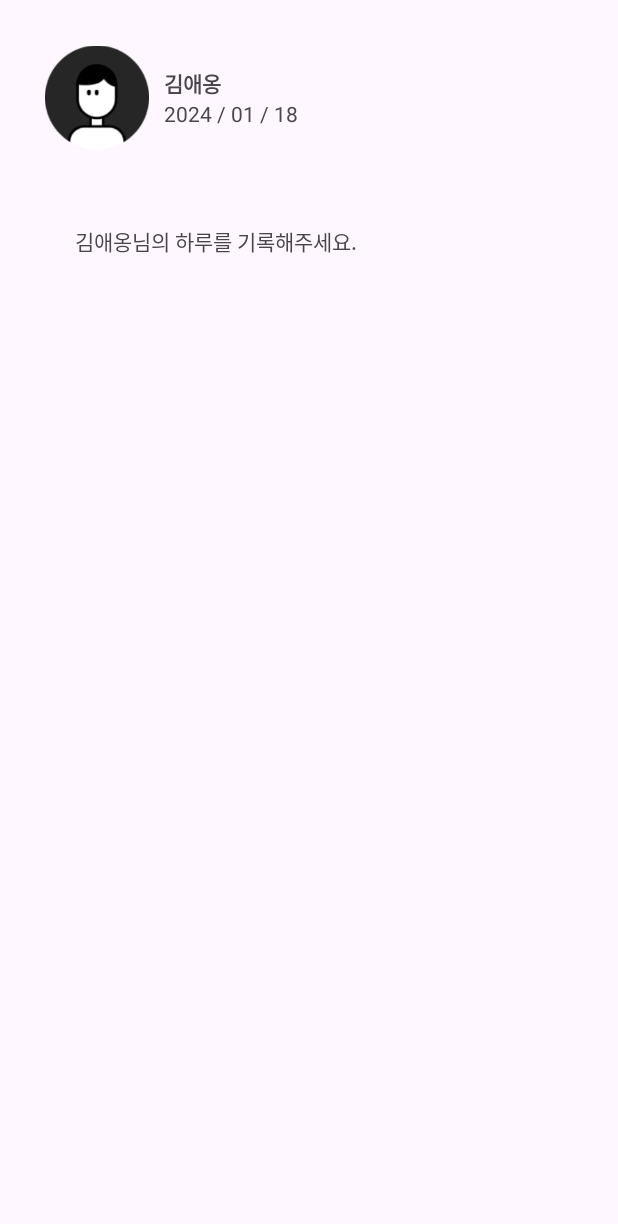
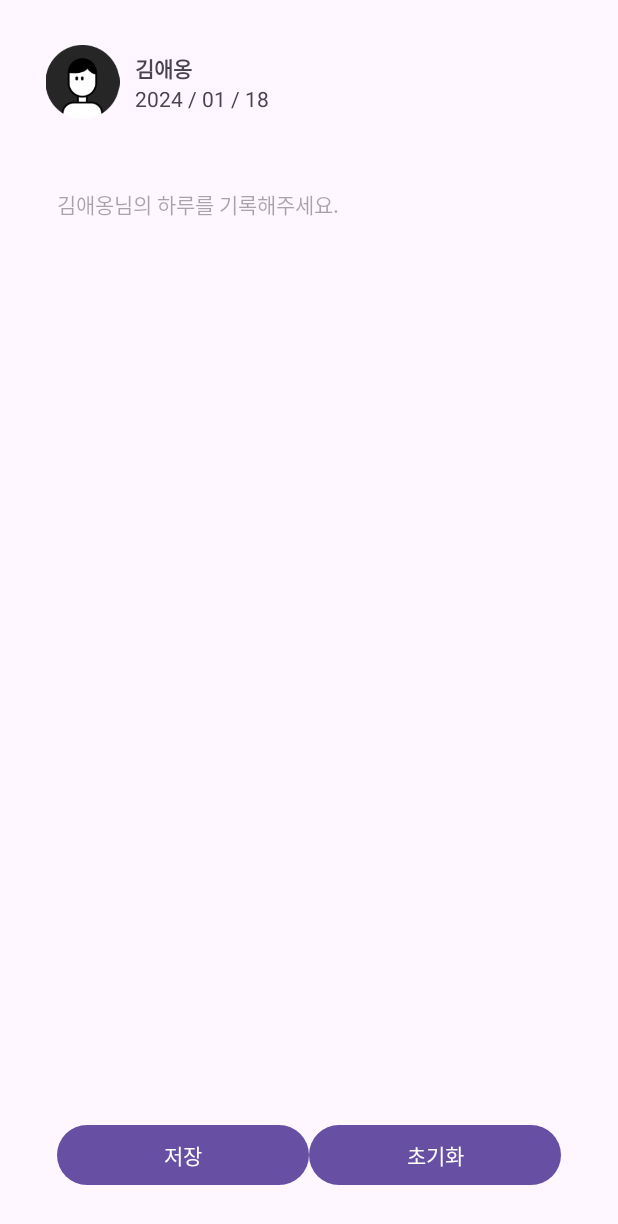
Before and after one commit to H2-AOAO/Android, an Android app: the fragment DiaryFragment shown on its own in the app's theme, on a phone screen of 412 x 824 dp. Shown: the top 1224 px of the screen. Run offline under Robolectric (Android 15) with nearby library versions, the phone set to English and light mode, and no system bars.

Commit message:
[FEAT] 저장 및 초기화 버튼 추가

```diff
--- a/app/src/main/java/kr/sesac/aoao/android/HomeActivity.kt
+++ b/app/src/main/java/kr/sesac/aoao/android/HomeActivity.kt
@@ -74,7 +74,7 @@ class HomeActivity : AppCompatActivity(){
         saveBtn=findViewById(R.id.saveBtn)
         deleteBtn=findViewById(R.id.deleteBtn)
         updateBtn=findViewById(R.id.updateBtn)
-        diaryContent=findViewById(R.id.diaryContent)
+        diaryContent=findViewById(R.id.diaryTextView)
 //        title=findViewById(R.id.title)
         contextEditText=findViewById(R.id.contextEditText)
 
--- a/app/src/main/res/layout/fragment_diary.xml
+++ b/app/src/main/res/layout/fragment_diary.xml
@@ -7,8 +7,8 @@
 
     <ImageView
         android:id="@+id/profile"
-        android:layout_width="69dp"
-        android:layout_height="70dp"
+        android:layout_width="50dp"
+        android:layout_height="49dp"
         android:layout_marginStart="30dp"
         android:layout_marginTop="30dp"
         app:layout_constraintStart_toStartOf="parent"
@@ -52,17 +52,57 @@
         android:layout_margin="30dp"
         >
 
-        <TextView
-            android:id="@+id/diaryContent"
-            android:layout_width="0dp"
-            android:layout_height="0dp"
-            android:text="김애옹님의 하루를 기록해주세요."
+        <EditText
+            android:id="@+id/diaryTextView"
+            android:layout_width="match_parent"
+            android:layout_height="match_parent"
+            android:gravity="left"
+            android:hint="김애옹님의 하루를 기록해주세요."
+            android:textAppearance="@style/TextAppearance.AppCompat.Small"
+            android:background="@null"
             app:layout_constraintBottom_toBottomOf="parent"
             app:layout_constraintEnd_toEndOf="parent"
             app:layout_constraintStart_toStartOf="parent"
             app:layout_constraintTop_toTopOf="parent"
-            android:layout_margin="20dp"
+            android:layout_marginStart="8dp"
+            android:layout_marginLeft="8dp"
+            android:layout_marginTop="16dp"
+            android:layout_marginEnd="8dp"
+            android:layout_marginRight="8dp"
             />
+
+        <LinearLayout
+            android:id="@+id/bottomButton"
+            android:layout_width="0dp"
+            android:layout_height="wrap_content"
+            app:layout_constraintStart_toStartOf="@id/diaryTextView"
+            app:layout_constraintEnd_toEndOf="@id/diaryTextView"
+            app:layout_constraintBottom_toBottomOf="@id/diaryTextView"
+            >
+
+            <Button
+                android:id="@+id/updateBtn"
+                android:layout_width="wrap_content"
+                android:layout_height="wrap_content"
+                android:text="저장"
+                android:layout_weight="1"
+                app:layout_constraintBottom_toBottomOf="@+id/diaryTextView"
+                app:layout_constraintEnd_toEndOf="@+id/diaryTextView"
+                app:layout_constraintStart_toStartOf="@+id/diaryTextView"
+                />
+
+            <Button
+                android:id="@+id/deleteBtn"
+                android:layout_width="wrap_content"
+                android:layout_height="wrap_content"
+                android:text="초기화"
+                android:layout_weight="1"
+                app:layout_constraintBottom_toBottomOf="@+id/diaryTextView"
+                app:layout_constraintEnd_toEndOf="@+id/diaryTextView"
+                app:layout_constraintStart_toStartOf="@+id/diaryTextView"
+                />
+        </LinearLayout>
+
     </androidx.constraintlayout.widget.ConstraintLayout>
 
 </androidx.constraintlayout.widget.ConstraintLayout>
```
